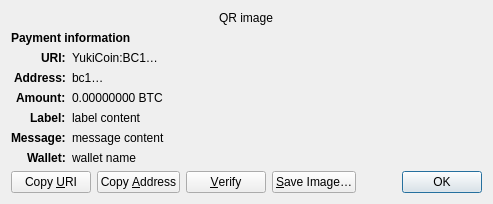
Before: the Qt Designer form src/qt/forms/receiverequestdialog.ui in adaloveless/YukiCoin, drawn with Qt 5.
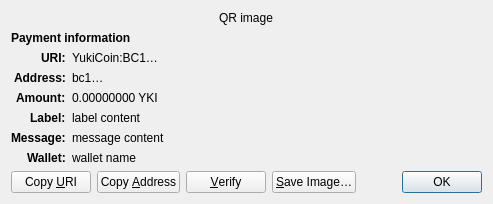
After: the same form once the commit is applied. Custom widgets are drawn as their Qt base class.

```diff
--- a/src/qt/forms/receiverequestdialog.ui
+++ b/src/qt/forms/receiverequestdialog.ui
@@ -126,7 +126,7 @@
    <item row="4" column="1" alignment="Qt::AlignTop">
     <widget class="QLabel" name="amount_content">
      <property name="text">
-      <string notr="true">0.00000000 BTC</string>
+      <string notr="true">0.00000000 YKI</string>
      </property>
      <property name="textFormat">
       <enum>Qt::PlainText</enum>
```
